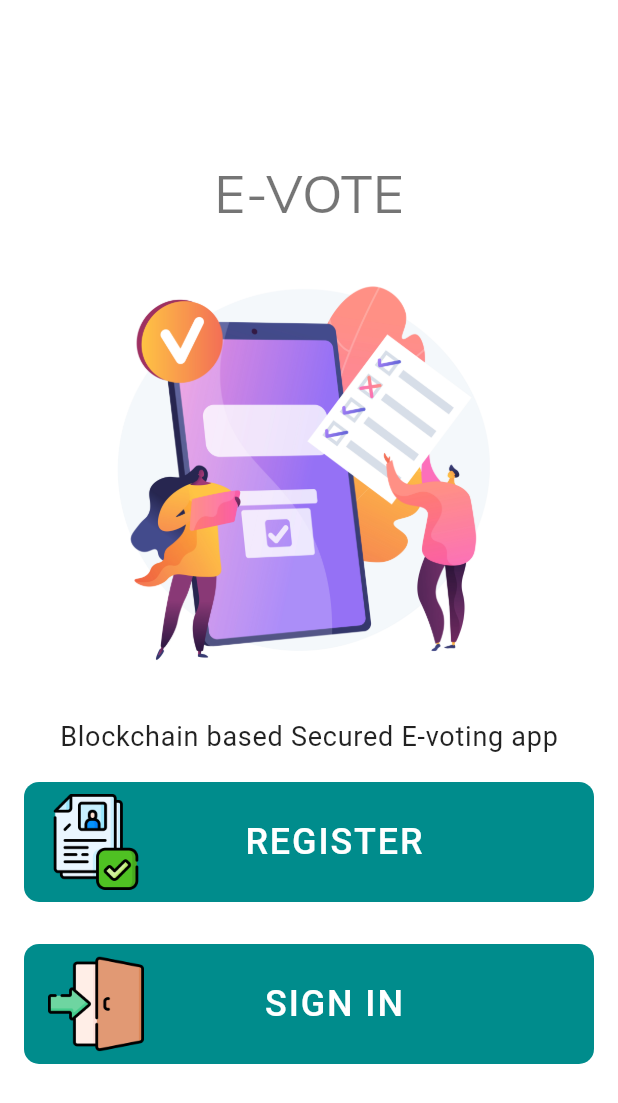
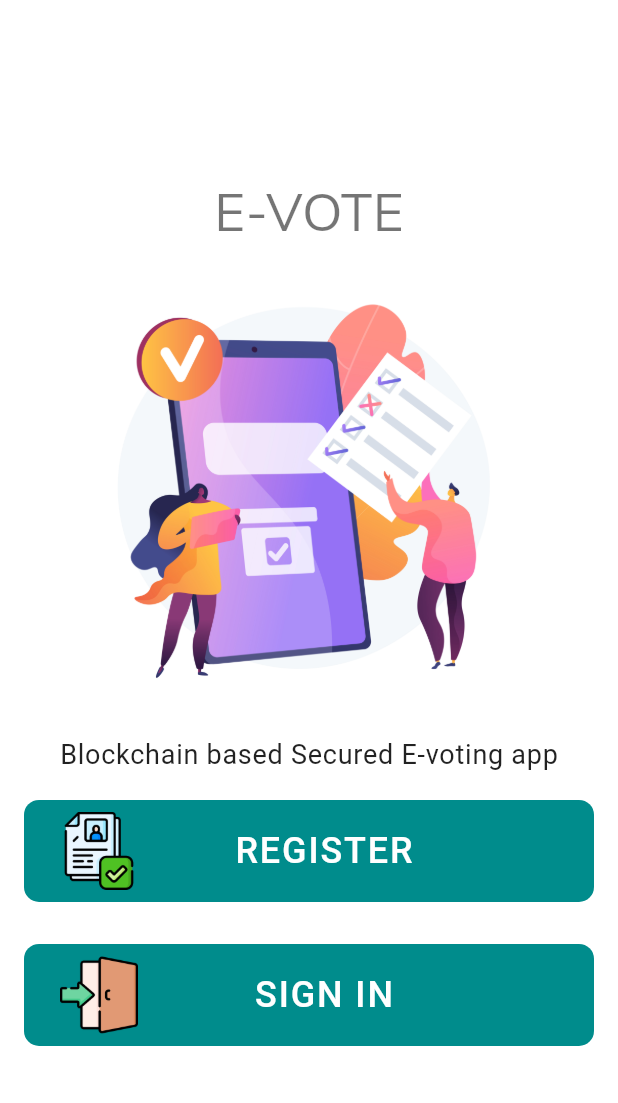
Before and after one commit to pratikpwr/evoting-app, a Flutter app: the screen it shows after launch, on a phone screen of 412 x 824 dp. Shown: the top 1103 px of the screen. Run offline on Flutter 3.47's test engine with Material 2 defaults, Android fonts, the phone set to English and light mode, and no system bars; our stand-ins replace bloc, dio, equatable, google_fonts.

Commit message:
some ui changes

```diff
--- a/lib/src/core/widgets/atoms/snackbar.dart
+++ b/lib/src/core/widgets/atoms/snackbar.dart
@@ -4,6 +4,7 @@ import 'package:flutter/material.dart';
 void showSnackBar(BuildContext context, String message) {
   ScaffoldMessenger.of(context).showSnackBar(SnackBar(
       backgroundColor: primaryColor,
+      behavior: SnackBarBehavior.floating,
       content: Text(
         message,
         style:
--- a/lib/src/core/widgets/molecules/icon_button.dart
+++ b/lib/src/core/widgets/molecules/icon_button.dart
@@ -35,12 +35,13 @@ class IconTextButton extends StatelessWidget {
         onTap: onTap,
         child: Row(
           children: [
+            paddingH8,
             Flexible(
               flex: 1,
               child: Image.asset(
                 icon,
-                height: 64,
-                width: 64,
+                height: 52,
+                width: 52,
               ),
             ),
             paddingH16,
--- a/lib/src/features/register/screens/register_screen.dart
+++ b/lib/src/features/register/screens/register_screen.dart
@@ -36,7 +36,7 @@ class _RegisterScreenState extends State<RegisterScreen> {
               mainAxisSize: MainAxisSize.min,
               children: [
                 Text(
-                  'Please Enter your details below',
+                  'Please enter your details to Register',
                   textAlign: TextAlign.left,
                   style: textTheme.bodyText1,
                 ),
```
